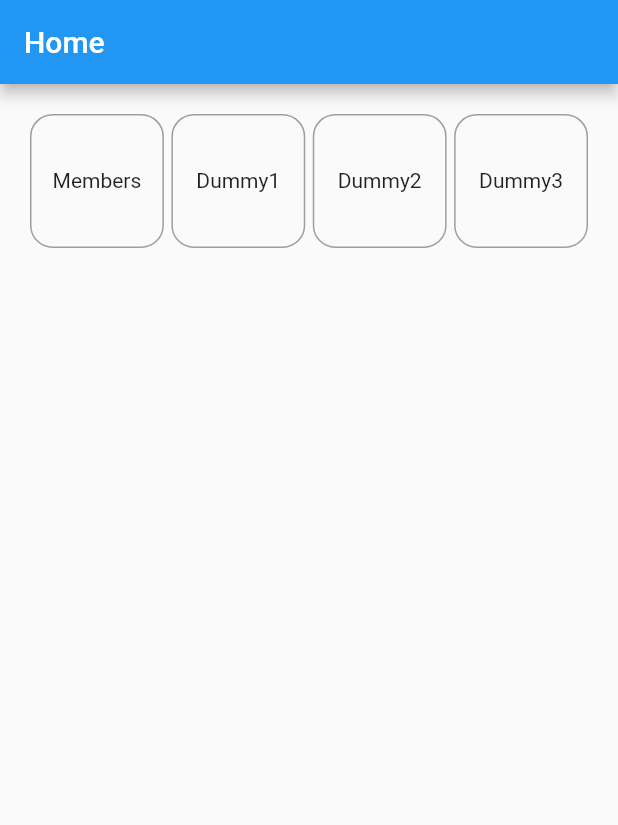
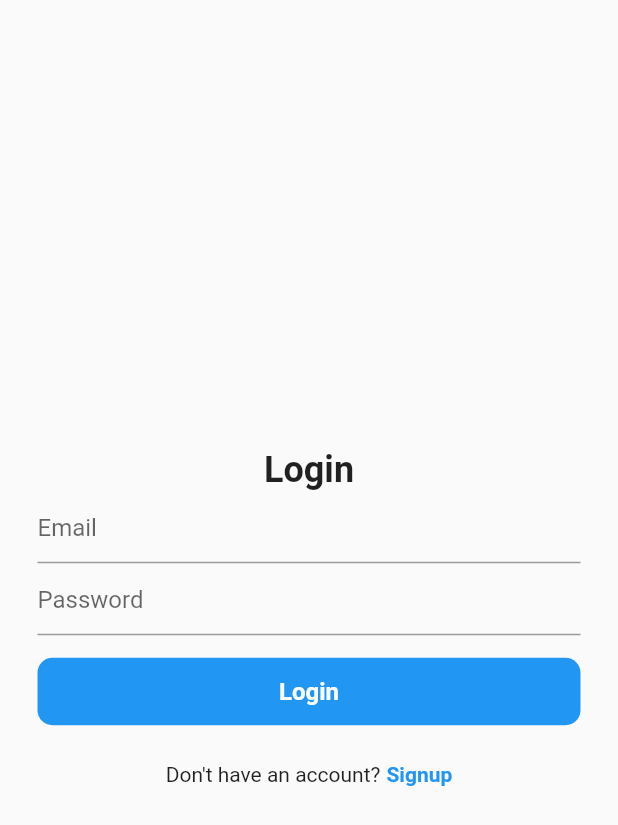
Before and after one commit to NLstn/clubs, a Flutter app: the screen it shows after launch, on a phone screen of 412 x 824 dp. Shown: the top 825 px of the screen. Run offline on Flutter 3.47's test engine with Material 2 defaults, Android fonts, the phone set to English and light mode, and no system bars; our stand-ins replace firebase_auth, firebase_core; accounts and stored records are empty; statements that could not run were skipped.

Commit message:
Initialize Firbase + Auth

```diff
--- /dev/null
+++ b/lib/components/my_button.dart
@@ -0,0 +1,36 @@
+import 'package:flutter/material.dart';
+
+class MyButton extends StatelessWidget {
+  final String text;
+  final void Function() onTap;
+  const MyButton({
+    super.key,
+    required this.text,
+    required this.onTap,
+  });
+
+  @override
+  Widget build(BuildContext context) {
+    return GestureDetector(
+      onTap: onTap,
+      child: Container(
+        height: 45,
+        width: double.infinity,
+        decoration: BoxDecoration(
+          color: Theme.of(context).primaryColor,
+          borderRadius: BorderRadius.circular(10),
+        ),
+        child: Center(
+          child: Text(
+            text,
+            style: const TextStyle(
+              color: Colors.white,
+              fontSize: 16,
+              fontWeight: FontWeight.bold,
+            ),
+          ),
+        ),
+      ),
+    );
+  }
+}
--- a/lib/main.dart
+++ b/lib/main.dart
@@ -1,9 +1,11 @@
 import 'package:clubs/firebase_options.dart';
-import 'package:clubs/screens/core/home_page.dart';
+import 'package:clubs/screens/core/authentication/auth_gate_screen.dart';
+import 'package:clubs/services/auth_service.dart';
 import 'package:firebase_core/firebase_core.dart';
 import 'package:flutter/material.dart';
 import 'package:intl/date_symbol_data_local.dart';
 import 'package:intl/intl_standalone.dart';
+import 'package:provider/provider.dart';
 
 void main() async {
   var locale = await findSystemLocale();
@@ -11,7 +13,12 @@ void main() async {
   await Firebase.initializeApp(
     options: DefaultFirebaseOptions.currentPlatform,
   );
-  runApp(const MyApp());
+  runApp(
+    ChangeNotifierProvider(
+      create: (context) => AuthService(),
+      child: const MyApp(),
+    ),
+  );
 }
 
 class MyApp extends StatelessWidget {
@@ -22,7 +29,7 @@ class MyApp extends StatelessWidget {
   Widget build(BuildContext context) {
     return const MaterialApp(
       title: 'Flutter Demo',
-      home: HomePage(),
+      home: AuthGateScreen(),
       debugShowCheckedModeBanner: false,
     );
   }
--- /dev/null
+++ b/lib/screens/core/authentication/auth_gate_screen.dart
@@ -0,0 +1,24 @@
+import 'package:clubs/screens/core/authentication/login_or_signup_screen.dart';
+import 'package:clubs/screens/core/home_screen.dart';
+import 'package:firebase_auth/firebase_auth.dart';
+import 'package:flutter/material.dart';
+
+class AuthGateScreen extends StatelessWidget {
+  const AuthGateScreen({super.key});
+
+  @override
+  Widget build(BuildContext context) {
+    return Scaffold(
+      body: StreamBuilder(
+        stream: FirebaseAuth.instance.authStateChanges(),
+        builder: (context, snapshot) {
+          if (snapshot.hasData) {
+            return const HomeScreen();
+          } else {
+            return const LoginOrSignupScreen();
+          }
+        },
+      ),
+    );
+  }
+}
--- /dev/null
+++ b/lib/screens/core/authentication/login_or_signup_screen.dart
@@ -0,0 +1,29 @@
+import 'package:clubs/screens/core/authentication/login_screen.dart';
+import 'package:clubs/screens/core/authentication/signup_screen.dart';
+import 'package:flutter/material.dart';
+
+class LoginOrSignupScreen extends StatefulWidget {
+  const LoginOrSignupScreen({super.key});
+
+  @override
+  State<LoginOrSignupScreen> createState() => _LoginOrSignupScreenState();
+}
+
+class _LoginOrSignupScreenState extends State<LoginOrSignupScreen> {
+  bool showLoginScreen = true;
+
+  void toggleScreens() {
+    setState(() {
+      showLoginScreen = !showLoginScreen;
+    });
+  }
+
+  @override
+  Widget build(BuildContext context) {
+    if (showLoginScreen) {
+      return LoginScreen(toggleScreens: toggleScreens);
+    } else {
+      return SignupScreen(toggleScreens: toggleScreens);
+    }
+  }
+}
--- /dev/null
+++ b/lib/screens/core/authentication/login_screen.dart
@@ -0,0 +1,103 @@
+import 'package:clubs/components/my_button.dart';
+import 'package:clubs/services/auth_service.dart';
+import 'package:flutter/material.dart';
+import 'package:provider/provider.dart';
+
+class LoginScreen extends StatefulWidget {
+  final void Function() toggleScreens;
+
+  const LoginScreen({
+    super.key,
+    required this.toggleScreens,
+  });
+
+  @override
+  State<LoginScreen> createState() => _LoginScreenState();
+}
+
+class _LoginScreenState extends State<LoginScreen> {
+  final TextEditingController _emailController = TextEditingController();
+  final TextEditingController _passwordController = TextEditingController();
+
+  void login() {
+    if (_emailController.text.isEmpty || _passwordController.text.isEmpty) {
+      return;
+    }
+    final AuthService authService =
+        Provider.of<AuthService>(context, listen: false);
+
+    try {
+      authService.loginWithEmailAndPassword(
+        _emailController.text,
+        _passwordController.text,
+      );
+    } catch (e) {
+      ScaffoldMessenger.of(context).showSnackBar(
+        const SnackBar(
+          content: Text('Invalid email or password'),
+        ),
+      );
+      return;
+    }
+  }
+
+  @override
+  Widget build(BuildContext context) {
+    return Scaffold(
+      body: Padding(
+        padding: const EdgeInsets.symmetric(horizontal: 25.0),
+        child: Center(
+          child: Column(
+            mainAxisAlignment: MainAxisAlignment.center,
+            crossAxisAlignment: CrossAxisAlignment.center,
+            children: [
+              const Text(
+                'Login',
+                style: TextStyle(
+                  fontSize: 24,
+                  fontWeight: FontWeight.bold,
+                ),
+              ),
+              TextField(
+                decoration: const InputDecoration(
+                  hintText: 'Email',
+                ),
+                controller: _emailController,
+              ),
+              TextField(
+                decoration: const InputDecoration(
+                  hintText: 'Password',
+                ),
+                obscureText: true,
+                controller: _passwordController,
+              ),
+              const SizedBox(height: 15),
+              MyButton(
+                text: 'Login',
+                onTap: login,
+              ),
+              const SizedBox(height: 25),
+              Row(
+                mainAxisAlignment: MainAxisAlignment.center,
+                children: [
+                  const Text('Don\'t have an account?'),
+                  const SizedBox(width: 4),
+                  GestureDetector(
+                    onTap: widget.toggleScreens,
+                    child: const Text(
+                      'Signup',
+                      style: TextStyle(
+                        color: Colors.blue,
+                        fontWeight: FontWeight.bold,
+                      ),
+                    ),
+                  ),
+                ],
+              ),
+            ],
+          ),
+        ),
+      ),
+    );
+  }
+}
--- a/lib/screens/core/home_page.dart
+++ b/lib/screens/core/home_screen.dart
@@ -1,14 +1,32 @@
+import 'package:clubs/services/auth_service.dart';
 import 'package:flutter/material.dart';
-import 'members_page.dart';
+import 'package:provider/provider.dart';
+import 'members_screen.dart';
 
-class HomePage extends StatelessWidget {
-  const HomePage({Key? key}) : super(key: key);
+class HomeScreen extends StatefulWidget {
+  const HomeScreen({Key? key}) : super(key: key);
+
+  @override
+  State<HomeScreen> createState() => _HomeScreenState();
+}
+
+class _HomeScreenState extends State<HomeScreen> {
+  void logOut() {
+    AuthService authService = Provider.of<AuthService>(context, listen: false);
+    authService.logout();
+  }
 
   @override
   Widget build(BuildContext context) {
     return Scaffold(
       appBar: AppBar(
         title: const Text('Home'),
+        actions: [
+          IconButton(
+            onPressed: logOut,
+            icon: const Icon(Icons.logout),
+          ),
+        ],
       ),
       body: GridView.extent(
         maxCrossAxisExtent: 100,
@@ -16,7 +34,7 @@ class HomePage extends StatelessWidget {
         mainAxisSpacing: 5,
         padding: const EdgeInsets.all(20),
         children: [
-          HomePageTile(
+          HomeScreenTile(
             child: const Text('Members'),
             onTap: () {
               Navigator.push(
@@ -25,7 +43,7 @@ class HomePage extends StatelessWidget {
               );
             },
           ),
-          HomePageTile(
+          HomeScreenTile(
             child: const Text('Dummy1'),
             onTap: () {
               Navigator.push(
@@ -34,7 +52,7 @@ class HomePage extends StatelessWidget {
               );
             },
           ),
-          HomePageTile(
+          HomeScreenTile(
             child: const Text('Dummy2'),
             onTap: () {
               Navigator.push(
@@ -43,7 +61,7 @@ class HomePage extends StatelessWidget {
               );
             },
           ),
-          HomePageTile(
+          HomeScreenTile(
             child: const Text('Dummy3'),
             onTap: () {
               Navigator.push(
@@ -58,8 +76,8 @@ class HomePage extends StatelessWidget {
   }
 }
 
-class HomePageTile extends StatelessWidget {
-  const HomePageTile({
+class HomeScreenTile extends StatelessWidget {
+  const HomeScreenTile({
     Key? key,
     required this.child,
     required this.onTap,
--- /dev/null
+++ b/lib/services/auth_service.dart
@@ -0,0 +1,28 @@
+import 'package:firebase_auth/firebase_auth.dart';
+import 'package:flutter/material.dart';
+
+class AuthService extends ChangeNotifier {
+  Future<User> signUpWithEmailAndPassword(String email, String password) async {
+    try {
+      final UserCredential userCredential = await FirebaseAuth.instance
+          .createUserWithEmailAndPassword(email: email, password: password);
+      return userCredential.user!;
+    } on FirebaseAuthException {
+      rethrow;
+    }
+  }
+
+  Future<User> loginWithEmailAndPassword(String email, String password) async {
+    try {
+      final UserCredential userCredential = await FirebaseAuth.instance
+          .signInWithEmailAndPassword(email: email, password: password);
+      return userCredential.user!;
+    } on FirebaseAuthException {
+      rethrow;
+    }
+  }
+
+  void logout() async {
+    await FirebaseAuth.instance.signOut();
+  }
+}
--- a/pubspec.yaml
+++ b/pubspec.yaml
@@ -37,6 +37,8 @@ dependencies:
   cupertino_icons: ^1.0.2
   intl: ^0.18.1
   firebase_core: ^2.19.0
+  firebase_auth: ^4.12.0
+  provider: ^6.0.5
 
 dev_dependencies:
   flutter_test:
```
Also changed, not shown: lib/screens/core/authentication/signup_screen.dart (added, +129 -0 lines), lib/screens/core/members_screen.dart (renamed from lib/screens/core/members_page.dart), pubspec.lock, 3 other files.
